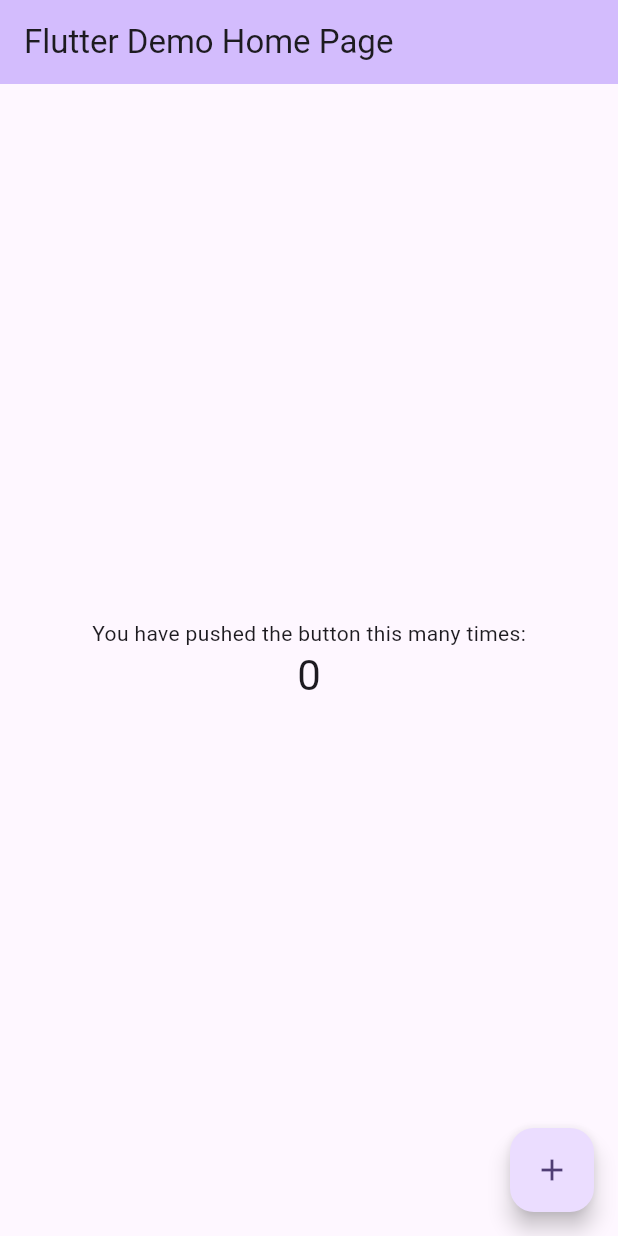
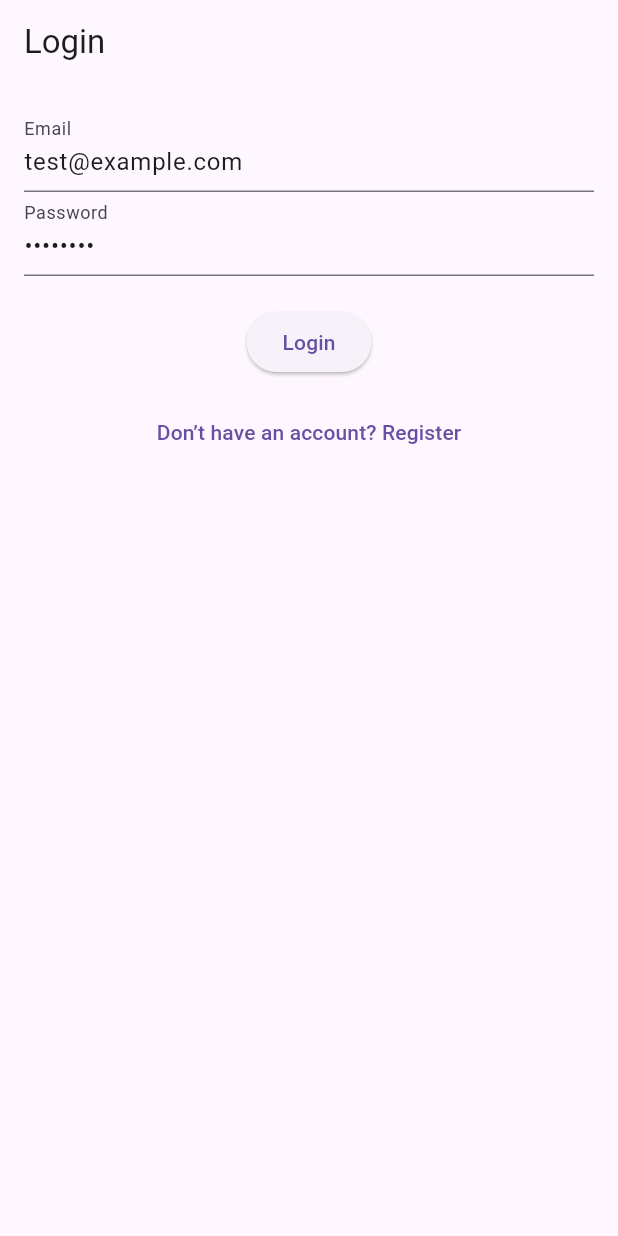
Before and after one commit to Jana-awad/babiauto_app, a Flutter app: the screen it shows after launch, on a phone screen of 412 x 824 dp. Run offline on Flutter 3.47's test engine with Material 3 defaults, Android fonts, the phone set to English and light mode, and no system bars; our stand-ins replace flutter_riverpod, shared_preferences.

Commit message:
Complete Authentication Flow: Splash, Login, Register, Home, token storage, validation, error handling

```diff
--- /dev/null
+++ b/devtools_options.yaml
@@ -0,0 +1,3 @@
+description: This file stores settings for Dart & Flutter DevTools.
+documentation: https://docs.flutter.dev/tools/devtools/extensions#configure-extension-enablement-states
+extensions:
--- /dev/null
+++ b/lib/features/auth/data/auth_repository.dart
@@ -0,0 +1,30 @@
+import 'auth_service.dart';
+// Update the import path if the file exists elsewhere, for example:
+import '/core/token_storage.dart';
+// Or create the file at lib/features/auth/core/token_storage.dart if it does not exist.
+
+class AuthRepository {
+  final AuthService _service = AuthService();
+  final TokenStorage _storage = TokenStorage();
+
+  Future<String> loginAndStore(String email, String password) async {
+    final token = await _service.login(email, password);
+    await _storage.saveToken(token);
+    return token;
+  }
+  Future<bool> register(String name, String email, String password) async {
+    final token = await _service.register(name, email, password);
+    if (token != null) {
+      await _storage.saveToken(token);
+      return true;
+    }
+    return false;
+  }
+
+
+  Future<void> logout() async {
+    await _storage.clearToken();
+  }
+
+  Future<String?> currentToken() => _storage.getToken();
+}
--- /dev/null
+++ b/lib/features/auth/data/auth_service.dart
@@ -0,0 +1,31 @@
+import 'package:flutter/foundation.dart';
+import 'package:flutter_riverpod/flutter_riverpod.dart';
+
+class AuthService {
+  final bool mock;
+  AuthService({this.mock = true});
+
+  Future<String> login(String email, String password) async {
+    if (mock) {
+      await Future.delayed(const Duration(seconds: 1));
+      if (email == 'test@example.com' && password == 'password') {
+        return 'mock-jwt-token';
+      } else {
+        throw Exception('Invalid credentials');
+      }
+    }
+    // Later, replace with real API call
+    return '';
+  }
+
+  Future<String?> register(String name, String email, String password) async {
+    // Mocked register
+    await Future.delayed(const Duration(seconds: 1));
+    if (email.contains("@")) {
+      return "new_user_token"; // pretend success
+    }
+    return null; // fail if email is invalid
+  }
+
+
+}
--- /dev/null
+++ b/lib/features/auth/presentation/login_screen.dart
@@ -0,0 +1,61 @@
+// lib/features/auth/presentation/login_screen.dart
+import 'package:flutter/material.dart';
+import '../data/auth_repository.dart';
+import 'register_screen.dart';
+class LoginScreen extends StatefulWidget {
+  const LoginScreen({super.key});
+  @override
+  State<LoginScreen> createState() => _LoginScreenState();
+}
+
+class _LoginScreenState extends State<LoginScreen> {
+  final _emailC = TextEditingController(text: 'test@example.com');
+  final _passC = TextEditingController(text: 'password');
+  bool _loading = false;
+  String? _error;
+  final _authRepo = AuthRepository();
+
+  Future<void> _login() async {
+    setState(() { _loading = true; _error = null; });
+    try {
+      await _authRepo.loginAndStore(_emailC.text, _passC.text);
+      if (!mounted) return;
+      Navigator.pushReplacementNamed(context, '/home');
+    } catch (e) {
+      setState(() { _error = e.toString(); });
+    } finally {
+      setState(() { _loading = false; });
+    }
+  }
+
+  @override
+  Widget build(BuildContext context) {
+    return Scaffold(
+      appBar: AppBar(title: const Text('Login')),
+      body: Padding(
+        padding: const EdgeInsets.all(16),
+        child: Column(
+          children: [
+            TextField(controller: _emailC, decoration: const InputDecoration(labelText: 'Email')),
+            TextField(controller: _passC, decoration: const InputDecoration(labelText: 'Password'), obscureText: true),
+            const SizedBox(height: 20),
+            if (_error != null) Text(_error!, style: const TextStyle(color: Colors.red)),
+            ElevatedButton(onPressed: _loading ? null : _login, child: _loading ? const CircularProgressIndicator() : const Text('Login')),
+            const SizedBox(height: 12),
+                //  Register link
+              TextButton(
+                onPressed: () {
+                  Navigator.pushReplacement(
+                    context,
+                    MaterialPageRoute(
+                        builder: (context) => const RegisterScreen()),
+                  );
+                },
+                child: const Text("Don’t have an account? Register"),
+              ),
+          ],
+        ),
+      ),
+    );
+  }
+}
--- a/lib/main.dart
+++ b/lib/main.dart
@@ -1,17 +1,21 @@
 import 'package:flutter/material.dart';
-
+import 'package:flutter_riverpod/flutter_riverpod.dart';
+import 'features/auth/presentation/splash_screen.dart';
+import 'features/auth/presentation/login_screen.dart';
+import 'features/home/presentation/home_screen.dart';
+import 'features/auth/presentation/register_screen.dart';
 void main() {
-  runApp(const MyApp());
+  runApp(const ProviderScope(child: BabiAutoApp()));
 }
 
-class MyApp extends StatelessWidget {
-  const MyApp({super.key});
+class BabiAutoApp extends StatelessWidget {
+  const BabiAutoApp({Key?key}):super(key:key);
 
   // This widget is the root of your application.
   @override
   Widget build(BuildContext context) {
     return MaterialApp(
-      title: 'Flutter Demo',
+      title: 'BabiAuto',
       theme: ThemeData(
         // This is the theme of your application.
         //
@@ -28,10 +32,17 @@
         //
         // This works for code too, not just values: Most code changes can be
         // tested with just a hot reload.
-        colorScheme: ColorScheme.fromSeed(seedColor: Colors.deepPurple),
-      ),
-      home: const MyHomePage(title: 'Flutter Demo Home Page'),
-    );
+        primarySwatch: Colors.indigo),
+        initialRoute: '/splash',
+        routes: {
+          '/splash': (context) => const SplashScreen(),
+          '/login': (context) => const LoginScreen(),
+          '/home': (context) => const HomeScreen(),
+          '/register': (context) => const RegisterScreen(),
+        },
+      );
+    //  home: const MyHomePage(title: 'Flutter Demo Home Page'),
+
   }
 }
 
```
Also changed, not shown: lib/core/token_storage.dart (added, +20 -0 lines), lib/features/auth/presentation/register_screen.dart (added, +109 -0 lines), lib/features/auth/presentation/splash_screen.dart (added, +38 -0 lines), lib/features/home/presentation/home_screen.dart (added, +26 -0 lines), pubspec.yaml (+8 -0 lines), pubspec.lock, 6 other files.
